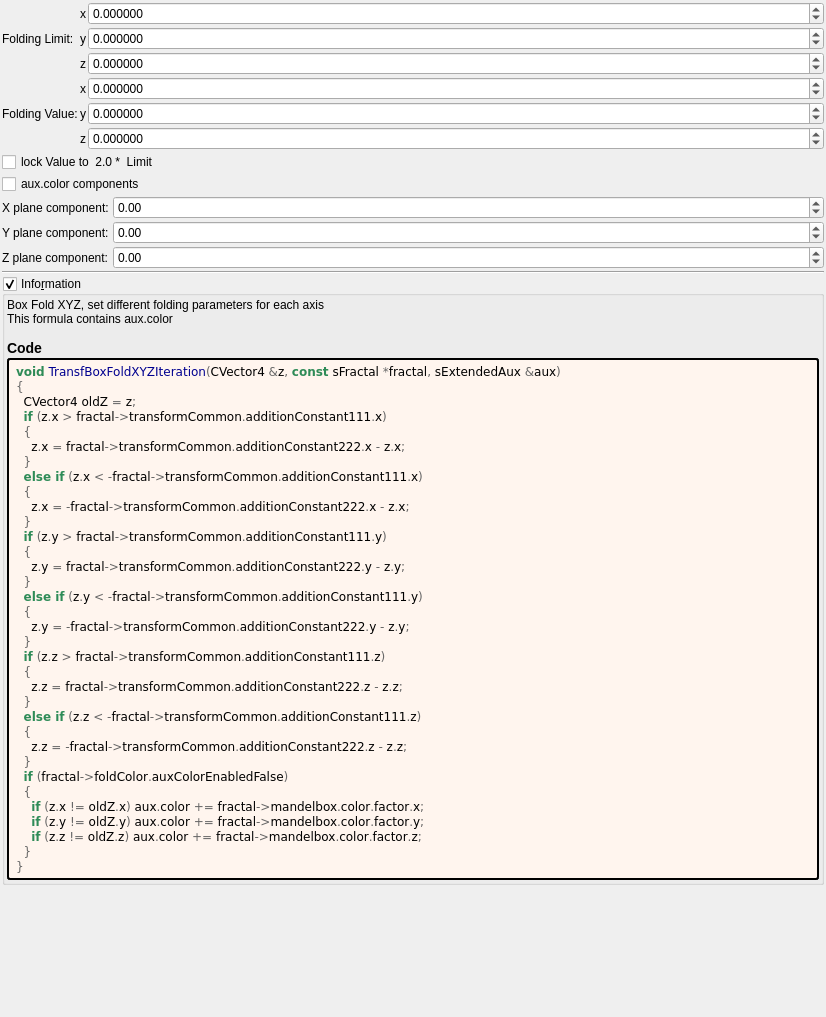
Before: the Qt Designer form mandelbulber2/formula/ui/fractal_transf_box_fold_xyz.ui in buddhi1980/mandelbulber2, drawn with Qt 5.
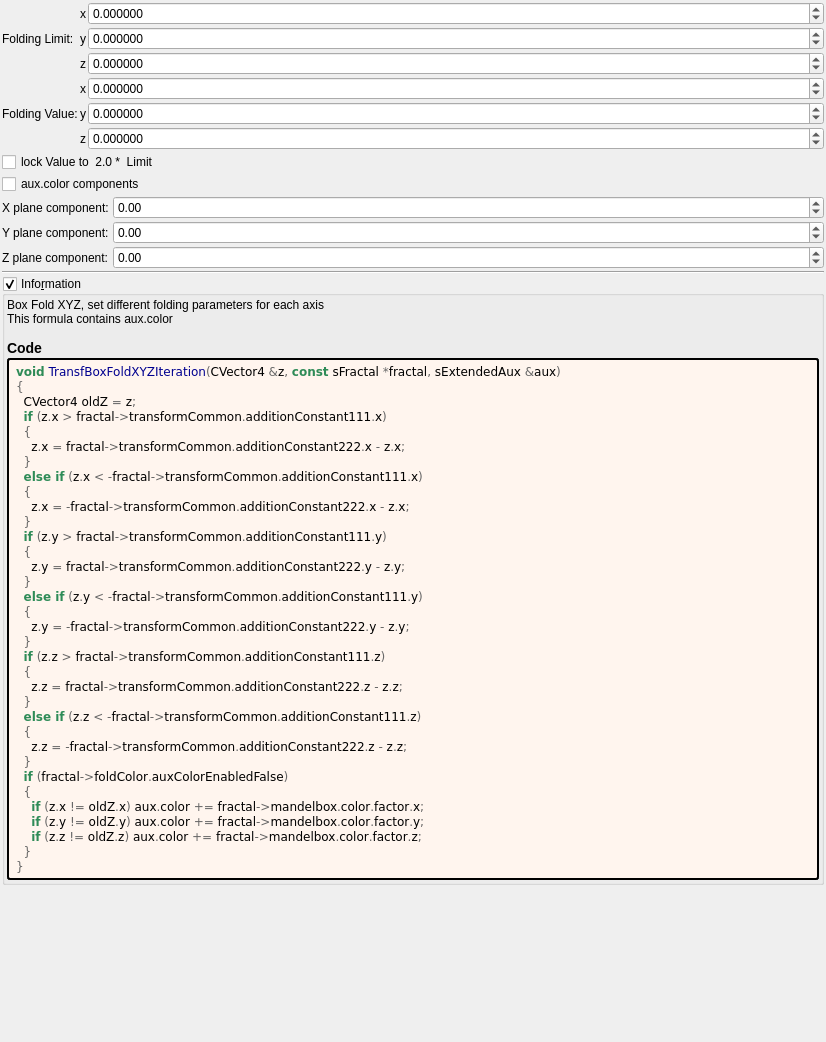
After: the same form once the commit is applied. Custom widgets are drawn as their Qt base class.

Commit message: Start mandelbox variable ui

The edit to the form file:
```diff
--- a/mandelbulber2/formula/ui/fractal_transf_box_fold_xyz.ui
+++ b/mandelbulber2/formula/ui/fractal_transf_box_fold_xyz.ui
@@ -7,7 +7,7 @@
     <x>0</x>
     <y>0</y>
     <width>826</width>
-    <height>1017</height>
+    <height>1042</height>
    </rect>
   </property>
   <property name="windowTitle">
```
Left out of the diff: 32 changed lines with no effect on the pictures. The commit also changes 5 other files.
